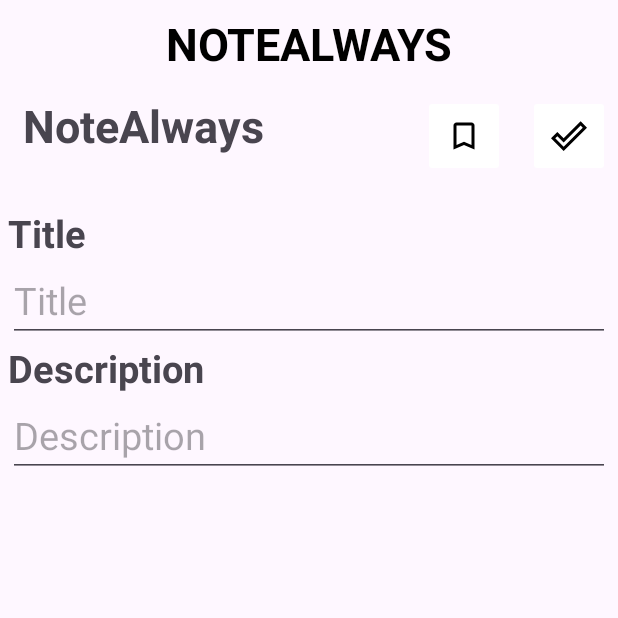
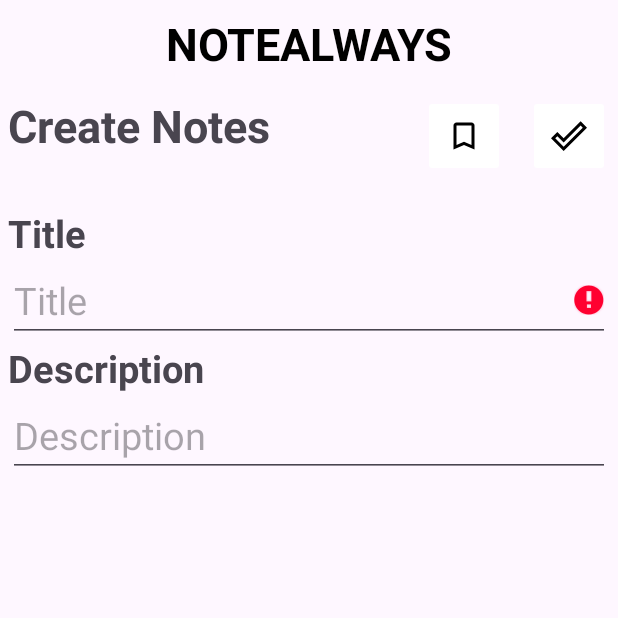
Before and after one commit to 48Shruti/NoteAlways, an Android app: the AddNotesFragment screen opened through its navigation route, after a tap on an icon or button, on a phone screen of 412 x 824 dp, the top half of it. Run offline under Robolectric (Android 15) with nearby library versions, the phone set to English and light mode, and no system bars; our stand-ins replace data binding.

Commit message:
add notes

```diff
--- a/app/src/main/java/com/shruti/notealways/AddNotesFragment.kt
+++ b/app/src/main/java/com/shruti/notealways/AddNotesFragment.kt
@@ -44,8 +44,17 @@ class AddNotesFragment : Fragment() {
         super.onViewCreated(view, savedInstanceState)
         binding.addnotesFragment = this
     }
-    fun BookmarkClick(){}
-    fun NotesClick(){}
+    fun BookmarkClick(){
+
+    }
+    fun NotesClick(){
+        if(binding.ettitle.text.isNullOrEmpty()){
+            binding.ettitle.error = "Enter title of note"
+        }
+        else{
+
+        }
+    }
     companion object {
         /**
          * Use this factory method to create a new instance of
--- a/app/src/main/res/layout/fragment_add_notes.xml
+++ b/app/src/main/res/layout/fragment_add_notes.xml
@@ -22,15 +22,13 @@
             android:layout_width="match_parent"
             android:layout_height="wrap_content"
             android:orientation="horizontal"
-            android:gravity="right"
-            >
+            android:gravity="right">
             <TextView
                 android:layout_width="match_parent"
                 android:layout_height="match_parent"
-                android:text="@string/app_name"
+                android:text="@string/create_notes"
                 android:textStyle="bold"
                 android:textSize="@dimen/size_30dp"
-                android:paddingLeft="@dimen/size_10dp"
                 android:layout_weight="1"/>
             <ImageButton
                 android:layout_width="wrap_content"
@@ -49,7 +47,6 @@
                 android:id="@+id/imgbuttondone"
                 android:backgroundTint="@color/white"
                 android:padding="@dimen/size_15dp"
-
                 android:onClick="@{()->addnotesFragment.NotesClick()}"/>
         </LinearLayout>
 
@@ -78,6 +75,5 @@
             android:hint="@string/description"
             android:textSize="@dimen/size_25sp"
             android:id="@+id/etdiscription" />
-
     </LinearLayout>
 </layout>
--- a/app/src/main/res/values/strings.xml
+++ b/app/src/main/res/values/strings.xml
@@ -17,4 +17,5 @@
     <string name="description">Description</string>
     <string name="notes">Notes</string>
     <string name="todo">To-Do</string>
+    <string name="create_notes">Create Notes</string>
 </resources>
```
Also changed, not shown: app/src/main/res/layout/fragment_bottomsheet.xml (+5 -16 lines).
